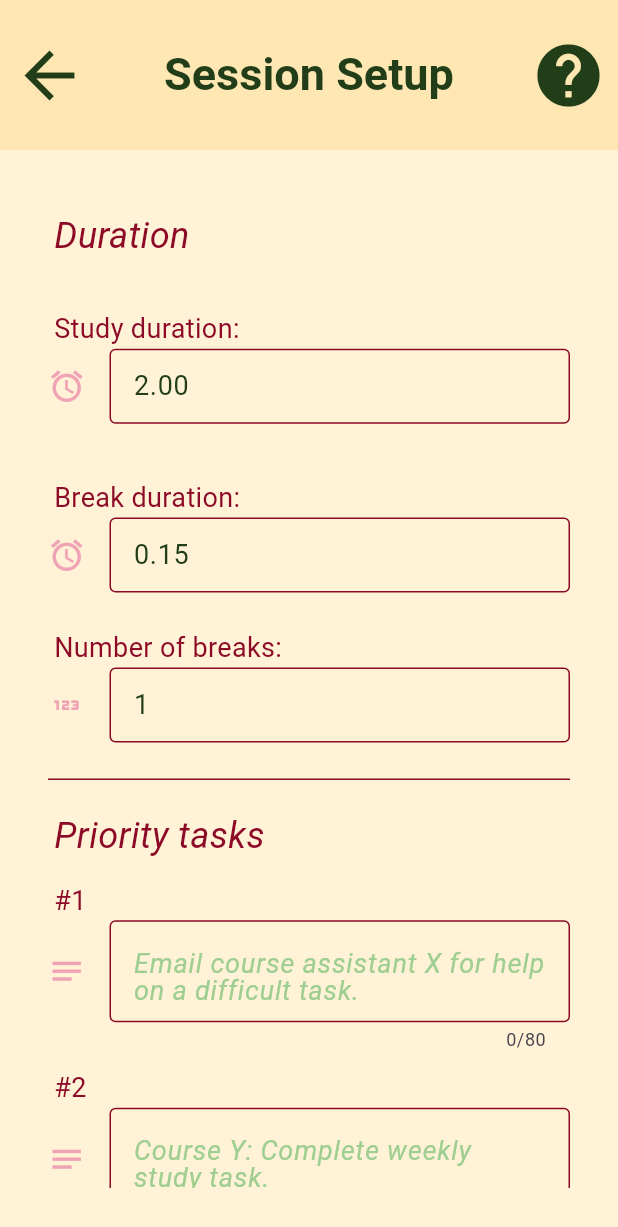
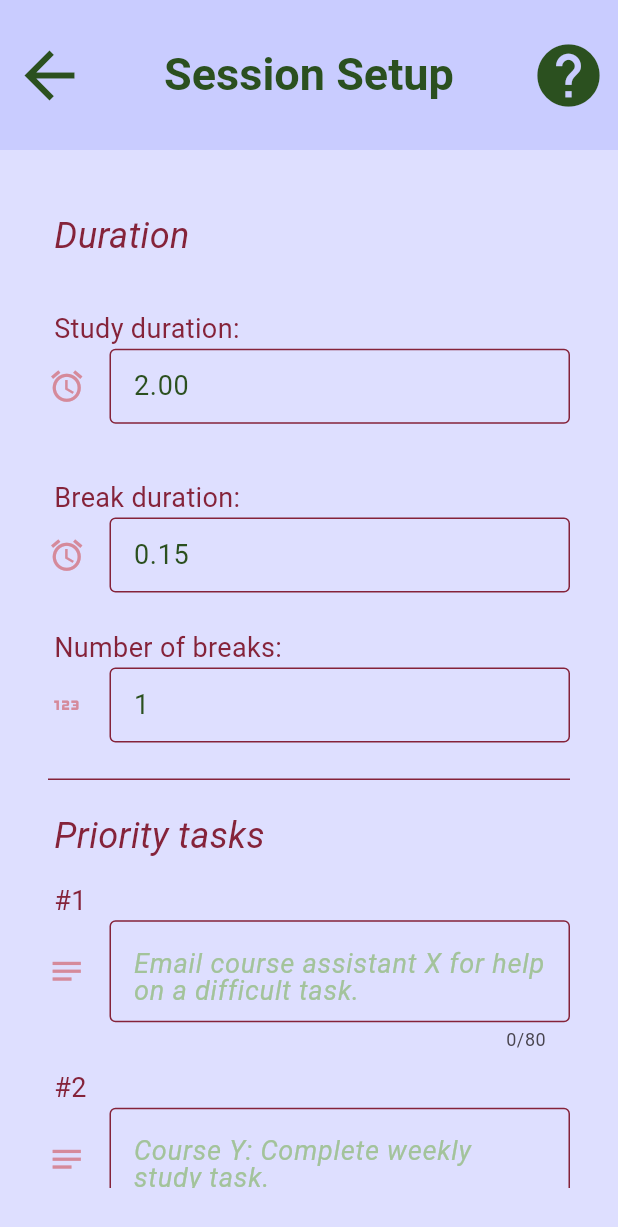
Before and after one commit to Etex99/procrastinot_prototype, a Flutter app: the SessionSetupView screen opened by its route, on a phone screen of 412 x 824 dp. Shown: the top 1227 px of the screen. Run offline on Flutter 3.47's test engine with Material 3 defaults, Android fonts, the phone set to English and light mode, and no system bars; our stand-ins replace shared_preferences; accounts and stored records are empty.

Commit message:
tweaked theme colors a little

```diff
--- a/lib/resources/theme.dart
+++ b/lib/resources/theme.dart
@@ -1,12 +1,12 @@
 import 'package:flutter/material.dart';
 
 class MyTheme {
-  static const Color BACKGROUND_COLOR = Color.fromARGB(255, 255, 231, 179);
-  static const Color FOREGROUND_COLOR = Color.fromARGB(255, 255, 242, 214);
-  static const Color PRIMARY_COLOR = Color.fromARGB(255, 140, 10, 40);
-  static const Color PRIMARY_COLOR_LIGHT = Color.fromARGB(255, 240, 163, 181);
-  static const Color ACCENT_COLOR = Color.fromARGB(255, 33, 62, 24);
-  static const Color ACCENT_COLOR_LIGHT = Color.fromARGB(255, 159, 206, 145);
+  static const Color BACKGROUND_COLOR = Color.fromARGB(255, 201, 204, 255);
+  static const Color FOREGROUND_COLOR = Color.fromARGB(255, 222, 223, 255);
+  static const Color PRIMARY_COLOR = Color.fromARGB(255, 133, 35, 58);
+  static const Color PRIMARY_COLOR_LIGHT = Color.fromARGB(255, 213, 138, 155);
+  static const Color ACCENT_COLOR = Color.fromARGB(255, 43, 80, 31);
+  static const Color ACCENT_COLOR_LIGHT = Color.fromARGB(255, 163, 195, 155);
 
   static const TextStyle TITLE_TEXT_STYLE = TextStyle(
       color: ACCENT_COLOR,
```
